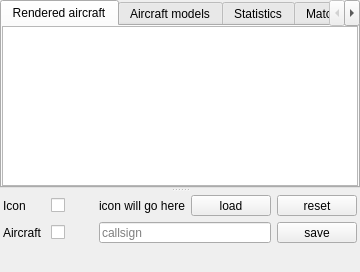
This is src/blackgui/components/mappingcomponent.ui in swift-project/pilotclient as Qt 5 draws it before an edit. The edited form follows.
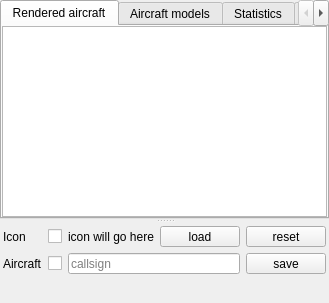
This is the edited form. Custom widgets are drawn as their Qt base class.

The edit to the form file:
```diff
--- a/src/blackgui/components/mappingcomponent.ui
+++ b/src/blackgui/components/mappingcomponent.ui
@@ -6,8 +6,8 @@
    <rect>
     <x>0</x>
     <y>0</y>
-    <width>360</width>
-    <height>272</height>
+    <width>319</width>
+    <height>303</height>
    </rect>
   </property>
   <property name="windowTitle">
```
